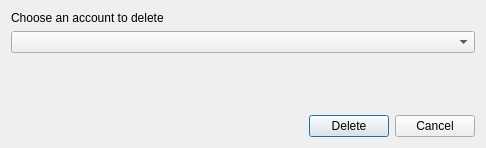
This is PyMoneyOrga/PyMoneyOrga/gui/dialogDeleteAccount.ui in CRaNkXD/PyMoneyOrga as Qt 5 draws it before an edit. The edited form follows.
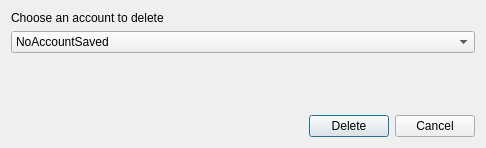
This is the edited form.

Commit message: fixed delete account cascade options

```diff
--- a/PyMoneyOrga/PyMoneyOrga/gui/dialogDeleteAccount.ui
+++ b/PyMoneyOrga/PyMoneyOrga/gui/dialogDeleteAccount.ui
@@ -17,7 +17,13 @@
    <item row="0" column="1">
     <layout class="QGridLayout" name="gridLayout">
      <item row="1" column="0">
-      <widget class="QComboBox" name="comboBox"/>
+      <widget class="QComboBox" name="comboChooseAccount">
+       <item>
+        <property name="text">
+         <string>NoAccountSaved</string>
+        </property>
+       </item>
+      </widget>
      </item>
      <item row="2" column="0">
       <spacer name="verticalSpacer">
```
Left out of the diff: 8 changed lines with no effect on the pictures. The commit also changes 7 other files.
